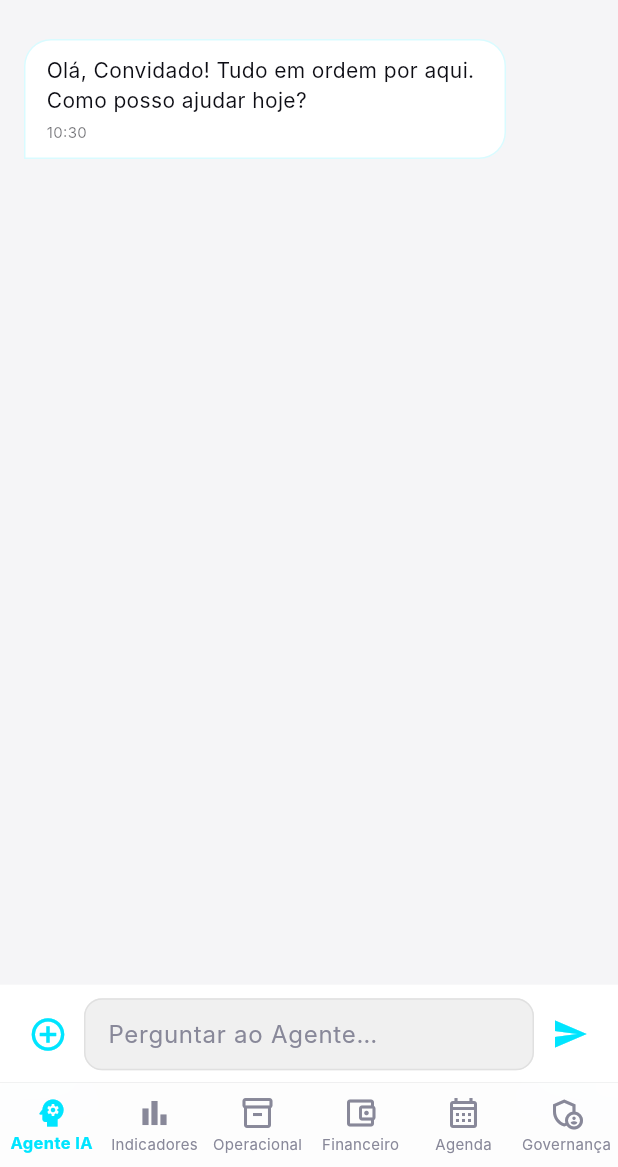
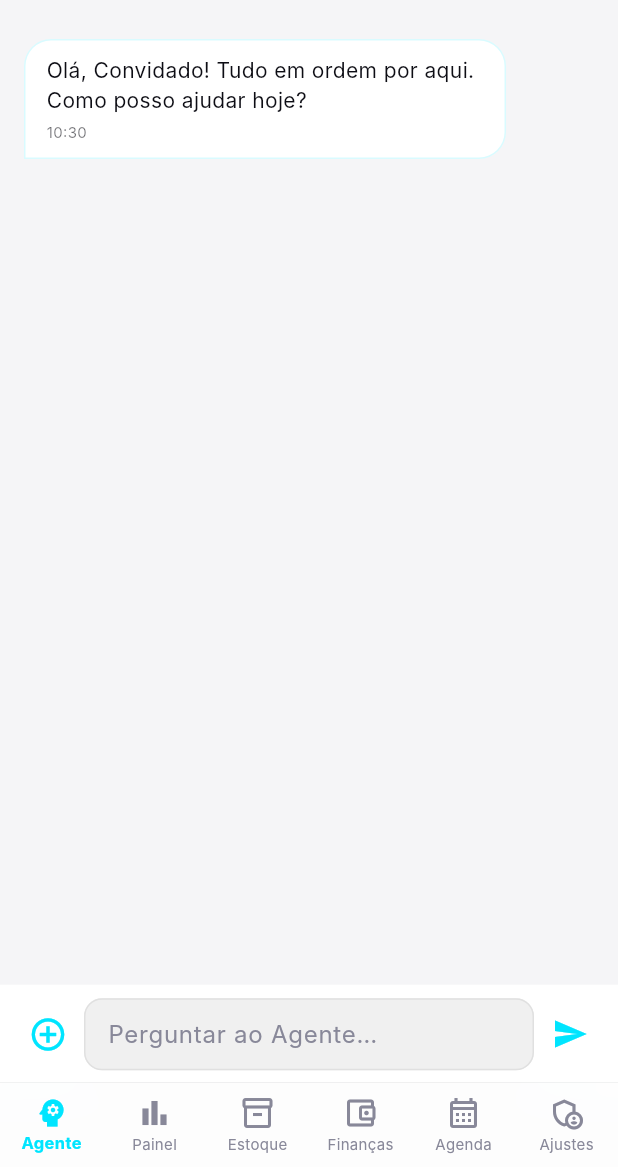
Before and after one commit to Toni-Sil/systema-de-gerenciamento-S.F.C.P.C, a Flutter app: the HomeScreen screen opened by its route, after a tap on the "light mode" icon, on a phone screen of 412 x 824 dp, the part 69-1236 px from its top. Run offline on Flutter 3.47's test engine with Material 3 defaults, Android fonts, the phone set to English and light mode, and no system bars; our stand-ins replace fl_chart, flutter_local_notifications, flutter_secure_storage, hive_flutter, shared_preferences, speech_to_text and 1 more; missing offline and left inert: mobile_scanner; accounts and stored records are empty; network calls fail; Roboto replaces fonts that are missing (Inter).

Commit message:
Fix mobile overflow issues in finance and navigation

```diff
--- a/frontend/lib/presentation/screens/home_screen.dart
+++ b/frontend/lib/presentation/screens/home_screen.dart
@@ -188,12 +188,12 @@ class _HomeScreenState extends State<HomeScreen> {
           const BottomNavigationBarItem(
             icon: Icon(Icons.psychology_outlined),
             activeIcon: Icon(Icons.psychology),
-            label: 'Agente IA',
+            label: 'Agente',
           ),
           const BottomNavigationBarItem(
             icon: Icon(Icons.bar_chart_outlined),
             activeIcon: Icon(Icons.bar_chart),
-            label: 'Indicadores',
+            label: 'Painel',
           ),
           BottomNavigationBarItem(
             icon: alertCount > 0
@@ -206,12 +206,12 @@ class _HomeScreenState extends State<HomeScreen> {
                     label: Text('$alertCount'),
                     child: const Icon(Icons.inventory_2))
                 : const Icon(Icons.inventory_2),
-            label: 'Operacional',
+            label: 'Estoque',
           ),
           const BottomNavigationBarItem(
             icon: Icon(Icons.account_balance_wallet_outlined),
             activeIcon: Icon(Icons.account_balance_wallet),
-            label: 'Financeiro',
+            label: 'Finanças',
           ),
           BottomNavigationBarItem(
             icon: todayEvents > 0
@@ -229,7 +229,7 @@ class _HomeScreenState extends State<HomeScreen> {
           const BottomNavigationBarItem(
             icon: Icon(Icons.admin_panel_settings_outlined),
             activeIcon: Icon(Icons.admin_panel_settings),
-            label: 'Governança',
+            label: 'Ajustes',
           ),
         ],
       ),
--- a/frontend/lib/presentation/screens/operational_screen.dart
+++ b/frontend/lib/presentation/screens/operational_screen.dart
@@ -587,18 +587,18 @@ class _OperationalScreenState extends State<OperationalScreen> {
             Padding(
               padding:
                   const EdgeInsets.symmetric(horizontal: 16, vertical: 8),
-              child: Row(
+              child: Wrap(
+                spacing: 8,
+                runSpacing: 8,
                 children: [
                   _kpiChip('${op.totalItems} itens',
                       Icons.inventory_2_outlined, AppColors.neonCyan),
-                  const SizedBox(width: 8),
                   _kpiChip(
                       '${op.lowStockItems.length} reposições',
                       Icons.warning_amber,
                       op.lowStockItems.isEmpty
                           ? AppColors.neonGreen
                           : AppColors.neonRed),
-                  const SizedBox(width: 8),
                   _kpiChip(
                       'R\$ ${(op.totalStockValue / 1000).toStringAsFixed(1)}K',
                       Icons.attach_money,
--- a/frontend/lib/presentation/widgets/glass_nav_bar.dart
+++ b/frontend/lib/presentation/widgets/glass_nav_bar.dart
@@ -32,6 +32,7 @@ class GlassNavBar extends StatelessWidget {
 
     // Altura da barra + padding do sistema (home indicator no iOS/Android)
     final bottomPadding = MediaQuery.of(context).padding.bottom;
+    final compact = MediaQuery.of(context).size.width < 410;
 
     return ClipRect(
       child: BackdropFilter(
@@ -54,13 +55,13 @@ class GlassNavBar extends StatelessWidget {
               unselectedItemColor: unselectedColor,
               showUnselectedLabels: true,
               elevation: 0,
-              selectedLabelStyle: const TextStyle(
+              selectedLabelStyle: TextStyle(
                 fontWeight: FontWeight.bold,
-                fontSize: 11,
+                fontSize: compact ? 9 : 11,
                 fontFamily: 'Inter',
               ),
-              unselectedLabelStyle: const TextStyle(
-                fontSize: 10,
+              unselectedLabelStyle: TextStyle(
+                fontSize: compact ? 8 : 10,
                 fontFamily: 'Inter',
               ),
               items: items,
```
Also changed, not shown: frontend/lib/presentation/screens/financial_screen.dart (+74 -31 lines).
